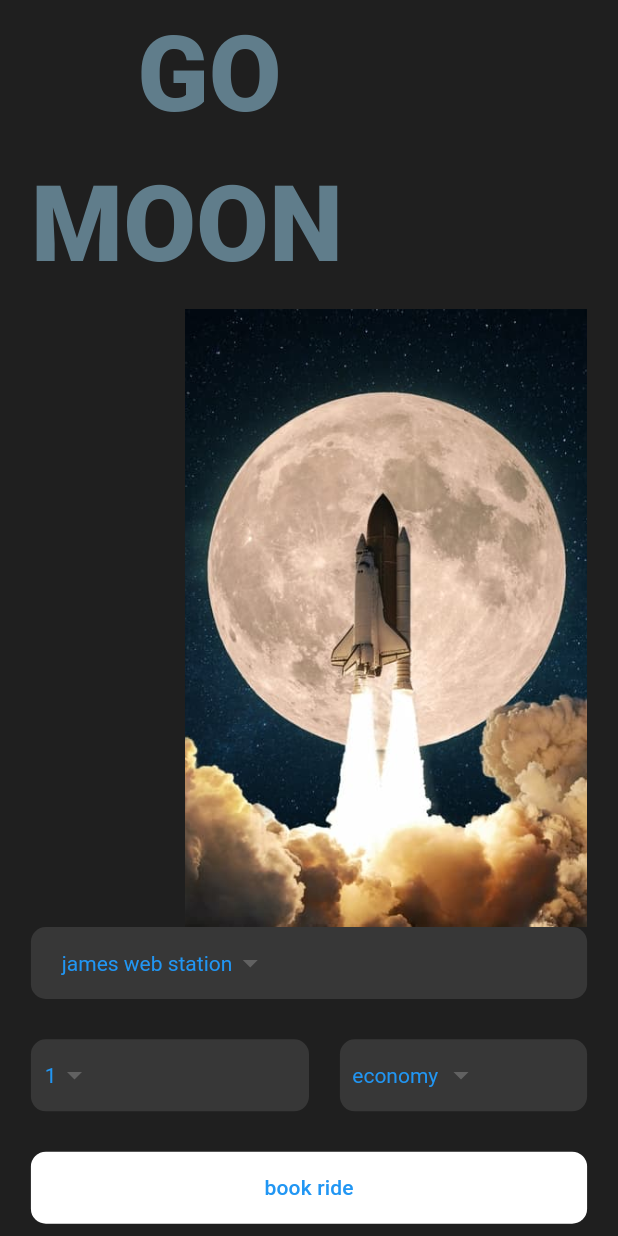
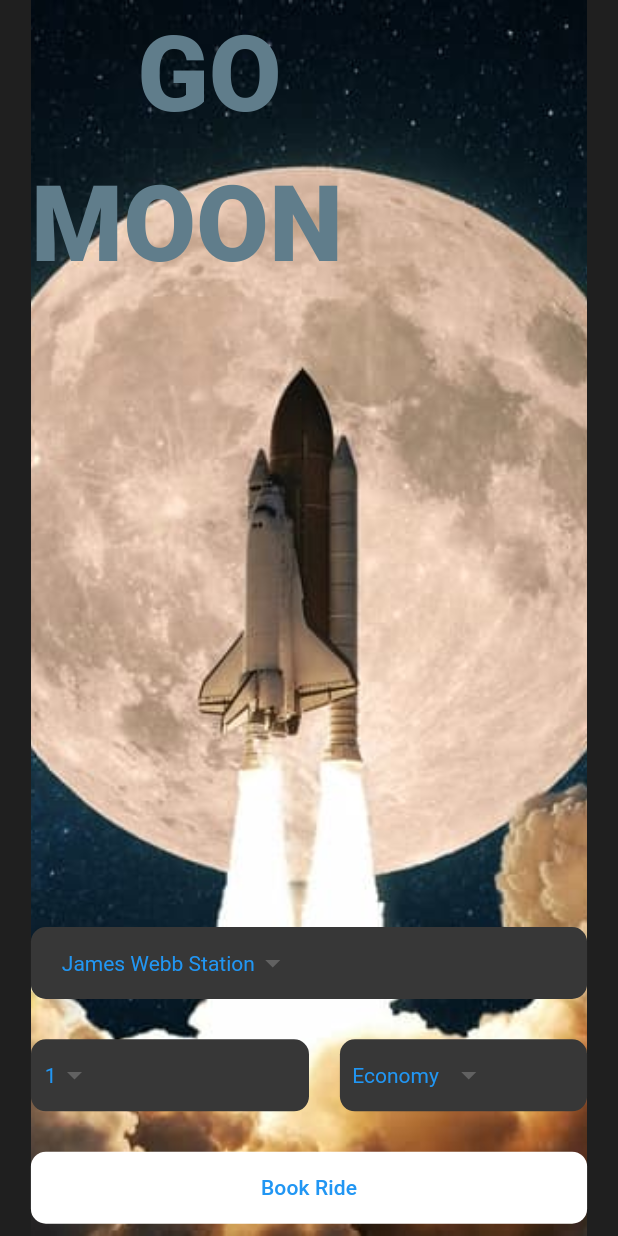
Before and after one commit to MIR-RIAZUL/go_to_moon, a Flutter app: the screen it shows after launch, on a phone screen of 412 x 824 dp. Run offline on Flutter 3.47's test engine with Material 3 defaults, Android fonts, the phone set to English and light mode, and no system bars.

Commit message:
final project

```diff
--- a/lib/home_page.dart
+++ b/lib/home_page.dart
@@ -18,25 +18,22 @@ class Homepage extends StatelessWidget {
                 padding: EdgeInsets.symmetric(
                   horizontal: _deviceWidth * 0.05,
                 ),
-                child:Stack(children: [
+                child: Stack(
+                  children: [
+                    _astroImageWidget(), // Image fills the whole screen
                     Column(
                       mainAxisAlignment: MainAxisAlignment.spaceBetween,
-                    mainAxisSize: MainAxisSize.max,
                       crossAxisAlignment: CrossAxisAlignment.start,
-                    children: [_PageTitle(),
-                      _bookRideWidget()],
+                      children: [
+                        _pageTitleWidget(),
+                        _bookRideWidget(),
+                      ],
                     ),
-                 Align(
-                   alignment: Alignment.centerRight,
-                   child:  _astroImageWidget(),)
                   ],
-                )
-            )
-        )
-    );
+                ))));
   }
 
-  Widget _PageTitle() {
+  Widget _pageTitleWidget() {
     return const Text(
       "    GO MOON",
       style: TextStyle(
@@ -49,75 +46,74 @@ class Homepage extends StatelessWidget {
 
   Widget _astroImageWidget() {
     return Container(
-      height: _deviceHeight *0.50,
-      width: _deviceWidth *0.65,
-      decoration: BoxDecoration(
+      height: double.infinity,
+      width: double.infinity,
+      decoration: const BoxDecoration(
         image: DecorationImage(
-        fit: BoxFit.fitHeight,
+          fit: BoxFit.cover,
           image: AssetImage("assets/images/go_moon.jpg"),
-      )),
+        ),
+      ),
     );
   }
-  Widget _bookRideWidget()
-  {
-return Container(height: _deviceHeight *0.25,
+
+  Widget _bookRideWidget() {
+    return Container(
+      height: _deviceHeight * 0.25,
       child: Column(
         mainAxisAlignment: MainAxisAlignment.spaceBetween,
-    mainAxisSize: MainAxisSize.max,
         crossAxisAlignment: CrossAxisAlignment.center,
         children: [
           _destinationDropDownWidget(),
           _travellerInformationWidget(),
-      _ridebatton(),
+          _rideButton(),
         ],
       ),
     );
   }
 
-  Widget _destinationDropDownWidget(){
-    return customDropDownButton(values:const[
-      'james web station',
-      'preneure station',
-    ], width: _deviceWidth,);
+  Widget _destinationDropDownWidget() {
+    return customDropDownButton(
+      values: const [
+        'James Webb Station',
+        'Preneure Station',
+      ],
+      width: _deviceWidth,
+    );
   }
-  Widget _travellerInformationWidget()
-  {
+
+  Widget _travellerInformationWidget() {
     return Row(
       mainAxisAlignment: MainAxisAlignment.spaceBetween,
-      mainAxisSize: MainAxisSize.max,
       crossAxisAlignment: CrossAxisAlignment.center,
       children: [
         customDropDownButton(
-          values: const [
-            '1',
-            '2',
-            '3',
-            '4'
-          ],
-          width: _deviceWidth *0.45,
+          values: const ['1', '2', '3', '4'],
+          width: _deviceWidth * 0.45,
         ),
-
         customDropDownButton(
-          values: const [
-            'economy',
-            'business',
-            'first class',
-            '2nd class'
-          ],
-          width: _deviceWidth *0.40,
+          values: const ['Economy', 'Business', 'First Class', '2nd Class'],
+          width: _deviceWidth * 0.40,
         ),
       ],
     );
   }
 
-  Widget _ridebatton()
-  {
+  Widget _rideButton() {
     return Container(
-      margin: EdgeInsets.only(bottom: _deviceHeight *0.01),
-
+      margin: EdgeInsets.only(bottom: _deviceHeight * 0.01),
       width: _deviceWidth,
-     decoration: BoxDecoration(color: Colors.white,borderRadius:BorderRadius.circular(10) ),
-      child:MaterialButton(onPressed: () {},child: Text("book ride",style: TextStyle(color: Colors.blue),),),
+      decoration: BoxDecoration(
+        color: Colors.white,
+        borderRadius: BorderRadius.circular(10),
+      ),
+      child: MaterialButton(
+        onPressed: () {},
+        child: const Text(
+          "Book Ride",
+          style: TextStyle(color: Colors.blue),
+        ),
+      ),
     );
   }
 }
```
Lines whose indentation alone changed are shown as unchanged.
